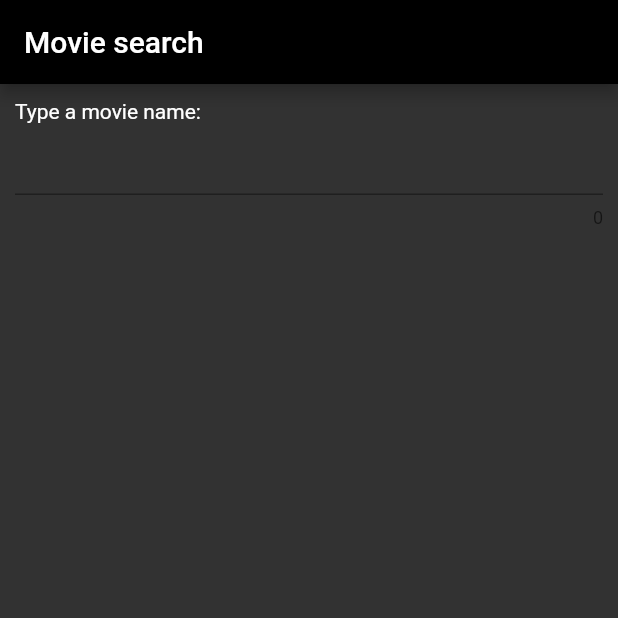
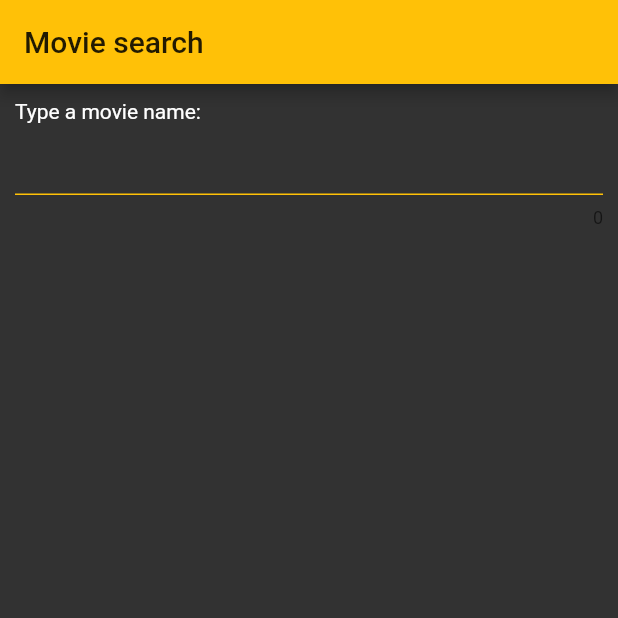
Before and after one commit to ylahssini/flutter_search_movie, a Flutter app: the screen it shows after launch, on a phone screen of 412 x 824 dp, the top half of it. Run offline on Flutter 3.47's test engine with Material 2 defaults, Android fonts, the phone set to English and light mode, and no system bars.

Commit message:
Modify color of border

```diff
--- a/lib/main.dart
+++ b/lib/main.dart
@@ -12,7 +12,7 @@ class MovieSearch extends StatelessWidget {
     return MaterialApp(
       title: 'Movie Search',
       theme: ThemeData(
-        primaryColor: Colors.black,
+        primaryColor: Colors.amber,
         visualDensity: VisualDensity.adaptivePlatformDensity,
       ),
       home: HomePage(title: 'Movie search'),
--- a/lib/src/home/home.dart
+++ b/lib/src/home/home.dart
@@ -38,10 +38,13 @@ class _HomeState extends State<HomePage> {
                 style: TextStyle(color: Colors.white)
               ),
             ),
-             TextField(
+            TextField(
               maxLength: TextField.noMaxLength,
               onChanged: _handleChange,
               style: TextStyle(color: Colors.white),
+              decoration: InputDecoration(
+                enabledBorder: UnderlineInputBorder(borderSide: BorderSide(color: Colors.amber)),
+              )
               // decoration: const InputDecoration(border)
             )
           ],
```
